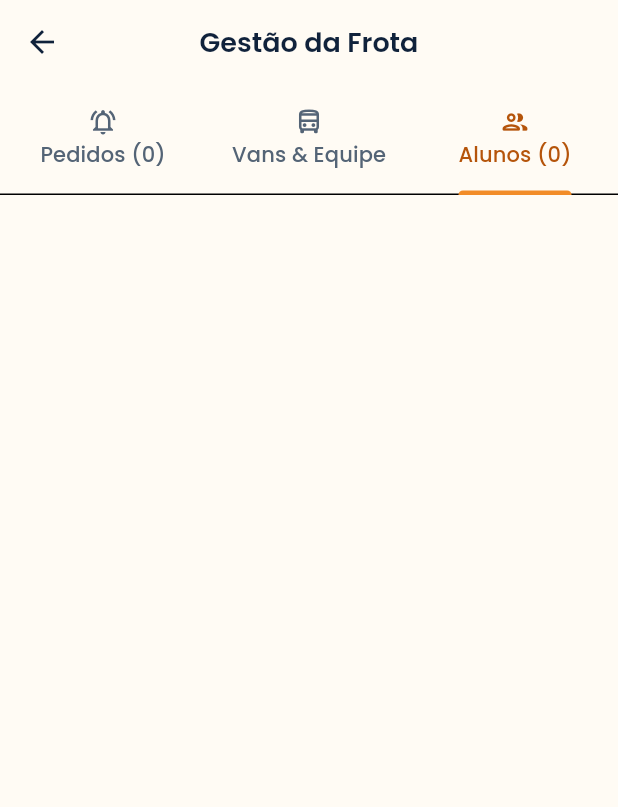
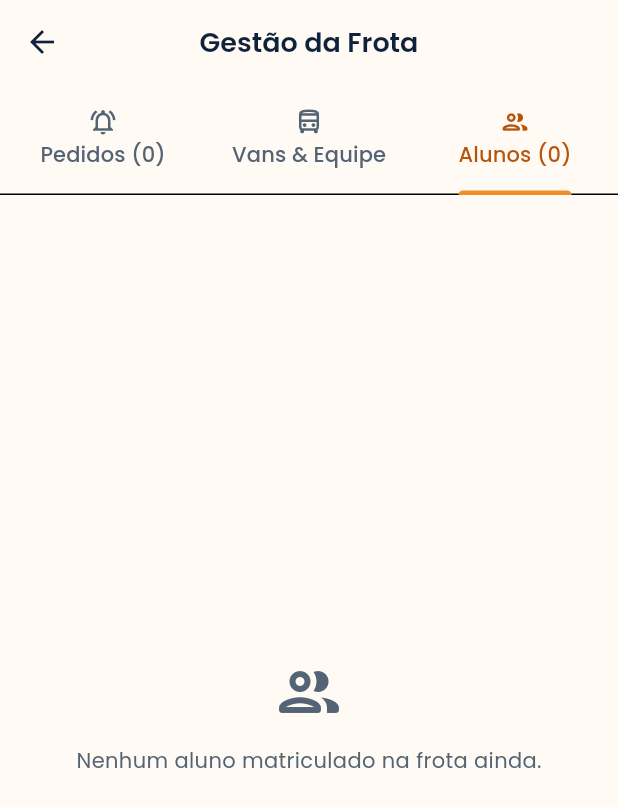
Before and after one commit to VictorAlexandreLeitePolonio/vango-be, a Flutter app: the FleetOwnerDashboardScreen screen opened by its route, tab 3 chosen, on a phone screen of 412 x 824 dp. Shown: the top 807 px of the screen. Run offline on Flutter 3.47's test engine with Material 3 defaults, Android fonts, the phone set to English and light mode, and no system bars; our stand-ins replace flutter_map, flutter_svg, geolocator, google_fonts, latlong2, supabase_flutter; accounts and stored records are empty; network calls fail.

Commit message:
fix(fleet): add clean empty state for enrolled students in owner dashboard

```diff
--- a/vango_app/lib/features/fleet/screens/fleet_owner_dashboard_screen.dart
+++ b/vango_app/lib/features/fleet/screens/fleet_owner_dashboard_screen.dart
@@ -321,6 +321,25 @@ class _FleetOwnerDashboardScreenState extends State<FleetOwnerDashboardScreen>
   }
 
   Widget _buildEnrolledStudentsTab() {
+    if (_enrolledStudents.isEmpty) {
+      return const Center(
+        child: Padding(
+          padding: EdgeInsets.all(32),
+          child: Column(
+            mainAxisSize: MainAxisSize.min,
+            children: [
+              Icon(Icons.people_outline_rounded, size: 48, color: AppColors.textMuted),
+              SizedBox(height: 12),
+              Text(
+                'Nenhum aluno matriculado na frota ainda.',
+                style: TextStyle(color: AppColors.textMuted),
+              ),
+            ],
+          ),
+        ),
+      );
+    }
+
     return ListView.builder(
       padding: const EdgeInsets.all(20),
       itemCount: _enrolledStudents.length,
```
Also changed, not shown: 1 other file.
